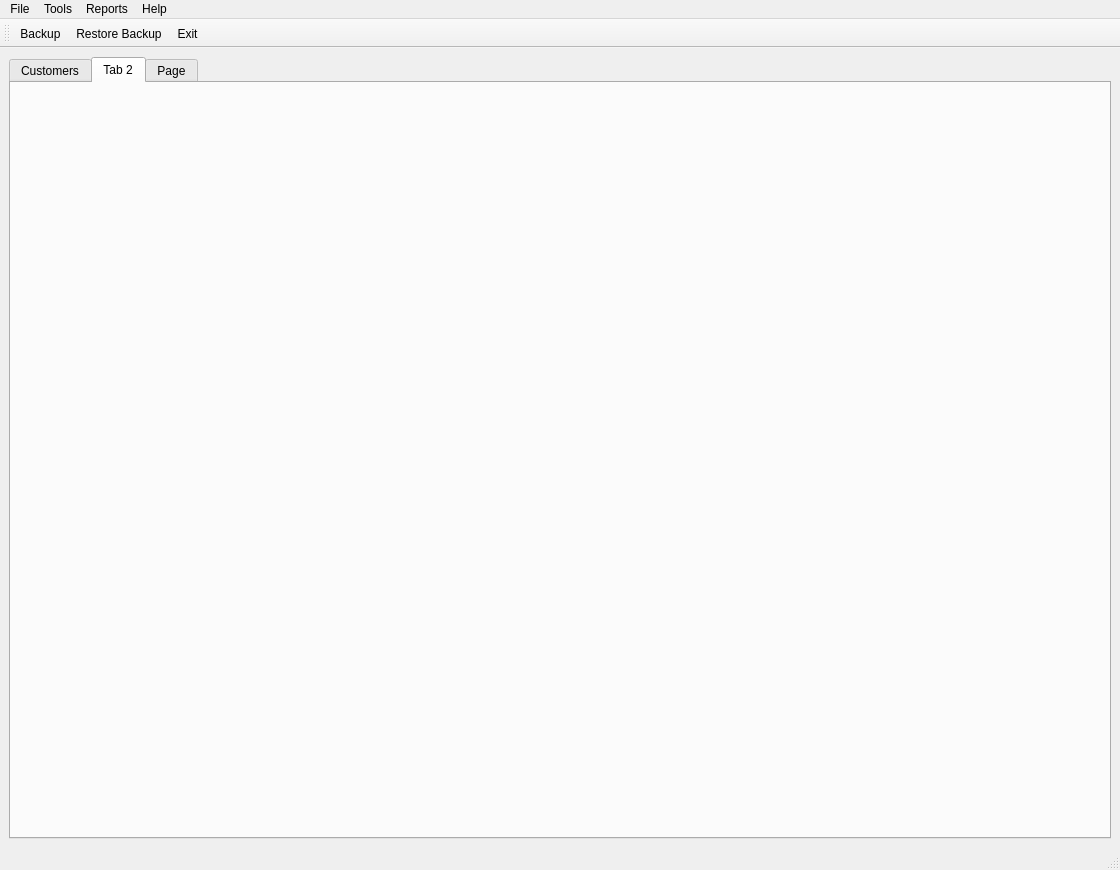
First picture: the form in templates/window.ui, repository GabrielgsdCIUwU/ID-QTDesigner-practice, before the edit.
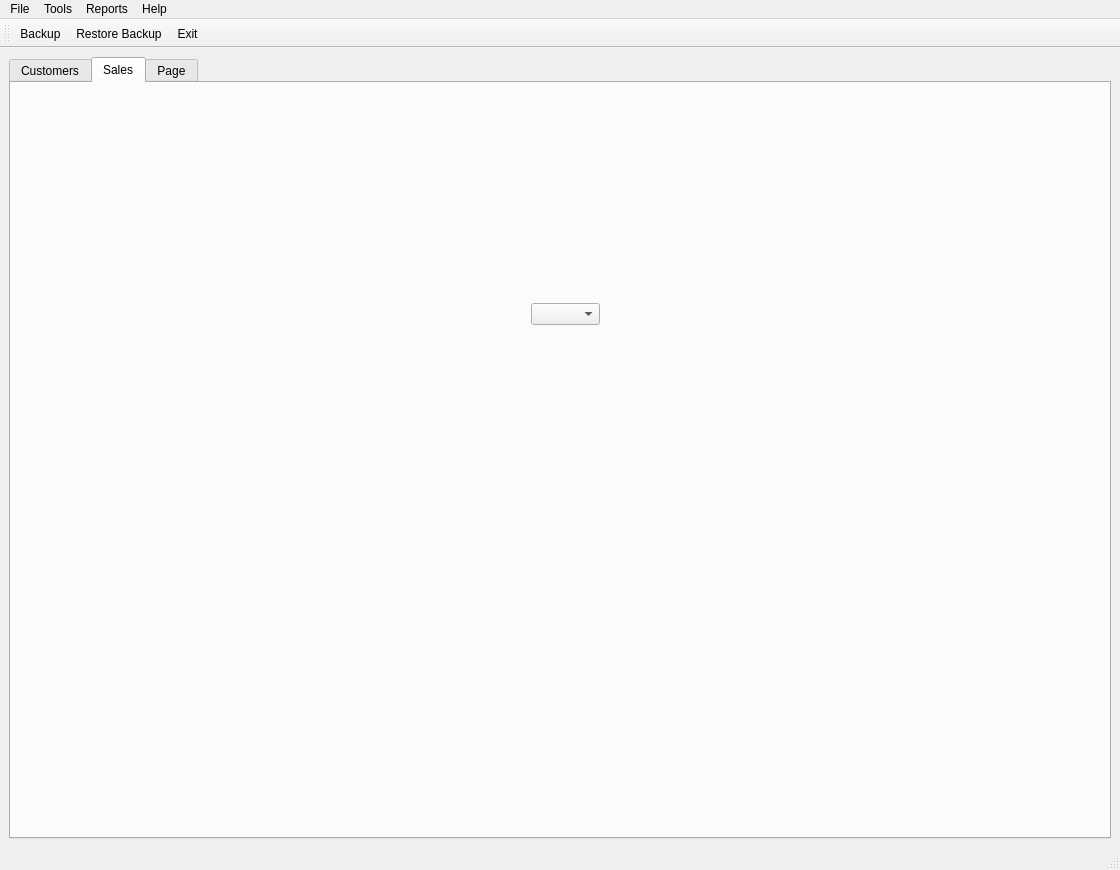
Second picture: the form after the edit. The open tabs and pages were chosen to show the change. Icons and pictures are not drawn.

Commit message: feat: reports and change design

Patch:
```diff
--- a/templates/window.ui
+++ b/templates/window.ui
@@ -598,8 +598,18 @@
       </widget>
       <widget class="QWidget" name="tab_2">
        <attribute name="title">
-        <string>Tab 2</string>
+        <string>Sales</string>
        </attribute>
+       <widget class="QComboBox" name="cb_iva">
+        <property name="geometry">
+         <rect>
+          <x>520</x>
+          <y>220</y>
+          <width>69</width>
+          <height>22</height>
+         </rect>
+        </property>
+       </widget>
       </widget>
       <widget class="QWidget" name="tab">
        <attribute name="title">
```
Left out of the diff: 6 changed lines with no effect on the pictures. The commit also changes 7 other files.
